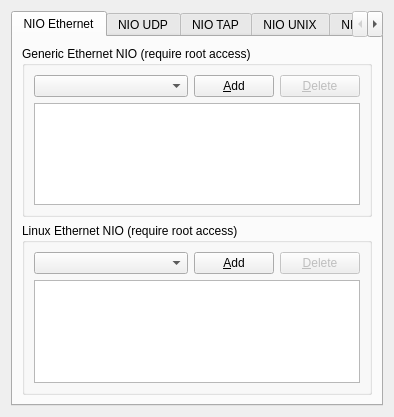
The window that GNS3/Ui/ConfigurationPages/Form_CloudPage.ui (GNS3/gns3-legacy) describes before a commit, drawn with Qt 5.
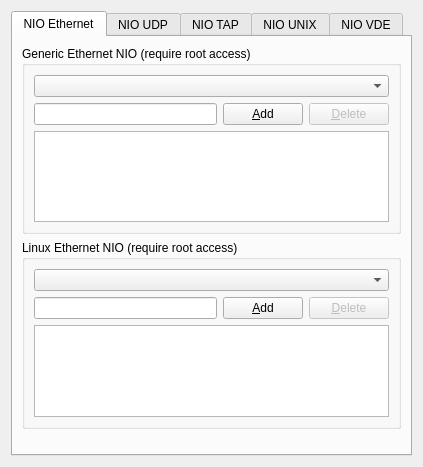
The same window after the commit.

The edit to the form file:
```diff
--- a/GNS3/Ui/ConfigurationPages/Form_CloudPage.ui
+++ b/GNS3/Ui/ConfigurationPages/Form_CloudPage.ui
@@ -5,8 +5,8 @@
    <rect>
     <x>0</x>
     <y>0</y>
-    <width>394</width>
-    <height>417</height>
+    <width>423</width>
+    <height>467</height>
    </rect>
   </property>
   <property name="windowTitle" >
@@ -29,7 +29,7 @@
           <string>Generic Ethernet NIO (require root access)</string>
          </property>
          <layout class="QGridLayout" >
-          <item row="0" column="0" >
+          <item row="0" column="0" colspan="3" >
            <widget class="QComboBox" name="comboBoxGenEth" >
             <property name="sizePolicy" >
              <sizepolicy vsizetype="Fixed" hsizetype="Expanding" >
@@ -39,14 +39,17 @@
             </property>
            </widget>
           </item>
-          <item row="0" column="1" >
+          <item row="1" column="0" >
+           <widget class="QLineEdit" name="lineEditGenEth" />
+          </item>
+          <item row="1" column="1" >
            <widget class="QPushButton" name="pushButtonAddGenericEth" >
             <property name="text" >
              <string>&amp;Add</string>
             </property>
            </widget>
           </item>
-          <item row="0" column="2" >
+          <item row="1" column="2" >
            <widget class="QPushButton" name="pushButtonDeleteGenericEth" >
             <property name="enabled" >
              <bool>false</bool>
@@ -56,7 +59,7 @@
             </property>
            </widget>
           </item>
-          <item row="1" column="0" colspan="3" >
+          <item row="2" column="0" colspan="3" >
            <widget class="QListWidget" name="listWidgetGenericEth" />
           </item>
          </layout>
@@ -64,11 +67,17 @@
        </item>
        <item>
         <widget class="QGroupBox" name="groupBox_2" >
+         <property name="sizePolicy" >
+          <sizepolicy vsizetype="Preferred" hsizetype="Preferred" >
+           <horstretch>0</horstretch>
+           <verstretch>0</verstretch>
+          </sizepolicy>
+         </property>
          <property name="title" >
           <string>Linux Ethernet NIO (require root access)</string>
          </property>
          <layout class="QGridLayout" >
-          <item row="0" column="0" >
+          <item row="0" column="0" colspan="3" >
            <widget class="QComboBox" name="comboBoxLinuxEth" >
             <property name="sizePolicy" >
              <sizepolicy vsizetype="Fixed" hsizetype="Expanding" >
@@ -78,14 +87,17 @@
             </property>
            </widget>
           </item>
-          <item row="0" column="1" >
+          <item row="1" column="0" >
+           <widget class="QLineEdit" name="lineEditLinuxEth" />
+          </item>
+          <item row="1" column="1" >
            <widget class="QPushButton" name="pushButtonAddLinuxEth" >
             <property name="text" >
              <string>&amp;Add</string>
             </property>
            </widget>
           </item>
-          <item row="0" column="2" >
+          <item row="1" column="2" >
            <widget class="QPushButton" name="pushButtonDeleteLinuxEth" >
             <property name="enabled" >
              <bool>false</bool>
@@ -95,7 +107,7 @@
             </property>
            </widget>
           </item>
-          <item row="1" column="0" colspan="3" >
+          <item row="2" column="0" colspan="3" >
            <widget class="QListWidget" name="listWidgetLinuxEth" />
           </item>
          </layout>
@@ -106,10 +118,13 @@
          <property name="orientation" >
           <enum>Qt::Vertical</enum>
          </property>
+         <property name="sizeType" >
+          <enum>QSizePolicy::Fixed</enum>
+         </property>
          <property name="sizeHint" >
           <size>
-           <width>20</width>
-           <height>20</height>
+           <width>21</width>
+           <height>16</height>
           </size>
          </property>
         </spacer>
```
Left out of the diff: 9 changed lines with no effect on the pictures.
